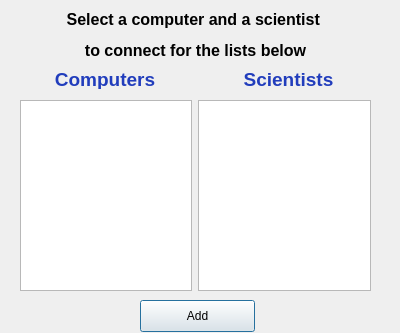
This is vika3/week3/addconnectionsdialog.ui in axelboga/hopur32 as Qt 5 draws it before an edit. The edited form follows.
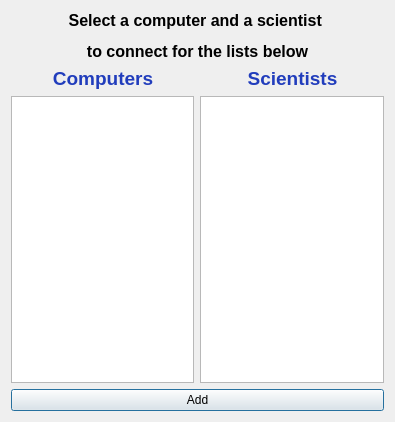
This is the edited form.

Commit message: Expanding table columns og fleira UI

What changed in the file:
```diff
--- a/vika3/week3/addconnectionsdialog.ui
+++ b/vika3/week3/addconnectionsdialog.ui
@@ -6,83 +6,22 @@
    <rect>
     <x>0</x>
     <y>0</y>
-    <width>400</width>
-    <height>333</height>
+    <width>395</width>
+    <height>422</height>
    </rect>
   </property>
   <property name="windowTitle">
    <string>Dialog</string>
   </property>
-  <widget class="QPushButton" name="button_add_connections">
-   <property name="enabled">
-    <bool>true</bool>
-   </property>
-   <property name="geometry">
-    <rect>
-     <x>140</x>
-     <y>300</y>
-     <width>115</width>
-     <height>32</height>
-    </rect>
-   </property>
-   <property name="text">
-    <string>Add</string>
-   </property>
-  </widget>
-  <widget class="QWidget" name="horizontalLayoutWidget">
-   <property name="geometry">
-    <rect>
-     <x>20</x>
-     <y>100</y>
-     <width>351</width>
-     <height>191</height>
-    </rect>
-   </property>
-   <layout class="QHBoxLayout" name="horizontalLayout">
+  <layout class="QVBoxLayout" name="verticalLayout_2">
     <item>
-     <widget class="QListWidget" name="list_computers_add_connections">
-      <property name="selectionMode">
-       <enum>QAbstractItemView::SingleSelection</enum>
-      </property>
-      <property name="selectionBehavior">
-       <enum>QAbstractItemView::SelectItems</enum>
-      </property>
-     </widget>
-    </item>
-    <item>
-     <widget class="QListWidget" name="list_scientists_add_connections">
-      <property name="selectionMode">
-       <enum>QAbstractItemView::MultiSelection</enum>
-      </property>
-      <property name="selectionBehavior">
-       <enum>QAbstractItemView::SelectItems</enum>
-      </property>
-     </widget>
-    </item>
-   </layout>
-  </widget>
   <widget class="QLabel" name="label">
-   <property name="geometry">
-    <rect>
-     <x>20</x>
-     <y>10</y>
-     <width>351</width>
-     <height>51</height>
-    </rect>
-   </property>
    <property name="text">
     <string>&lt;html&gt;&lt;head/&gt;&lt;body&gt;&lt;p align=&quot;center&quot;&gt;&lt;span style=&quot; font-size:12pt; font-weight:600;&quot;&gt;Select a computer and a scientist &lt;/span&gt;&lt;/p&gt;&lt;p align=&quot;center&quot;&gt;&lt;span style=&quot; font-size:12pt; font-weight:600;&quot;&gt;to connect for the lists below&lt;/span&gt;&lt;/p&gt;&lt;/body&gt;&lt;/html&gt;</string>
    </property>
   </widget>
-  <widget class="QWidget" name="layoutWidget">
-   <property name="geometry">
-    <rect>
-     <x>16</x>
-     <y>68</y>
-     <width>361</width>
-     <height>21</height>
-    </rect>
-   </property>
+   </item>
+   <item>
    <layout class="QHBoxLayout" name="horizontalLayout_4">
     <item>
      <widget class="QLabel" name="label_connections_computer">
@@ -99,7 +38,52 @@
      </widget>
     </item>
    </layout>
-  </widget>
+   </item>
+   <item>
+    <layout class="QVBoxLayout" name="verticalLayout">
+     <item>
+      <layout class="QHBoxLayout" name="horizontalLayout">
+       <item>
+        <widget class="QListWidget" name="list_computers_add_connections">
+         <property name="editTriggers">
+          <set>QAbstractItemView::NoEditTriggers</set>
+         </property>
+         <property name="selectionMode">
+          <enum>QAbstractItemView::SingleSelection</enum>
+         </property>
+         <property name="selectionBehavior">
+          <enum>QAbstractItemView::SelectItems</enum>
+         </property>
+        </widget>
+       </item>
+       <item>
+        <widget class="QListWidget" name="list_scientists_add_connections">
+         <property name="editTriggers">
+          <set>QAbstractItemView::NoEditTriggers</set>
+         </property>
+         <property name="selectionMode">
+          <enum>QAbstractItemView::MultiSelection</enum>
+         </property>
+         <property name="selectionBehavior">
+          <enum>QAbstractItemView::SelectItems</enum>
+         </property>
+        </widget>
+       </item>
+      </layout>
+     </item>
+    </layout>
+   </item>
+   <item>
+    <widget class="QPushButton" name="button_add_connections">
+     <property name="enabled">
+      <bool>true</bool>
+     </property>
+     <property name="text">
+      <string>Add</string>
+     </property>
+    </widget>
+   </item>
+  </layout>
  </widget>
  <resources/>
  <connections/>
```
Lines whose indentation alone changed are shown as unchanged. The commit also changes 2 other files.
